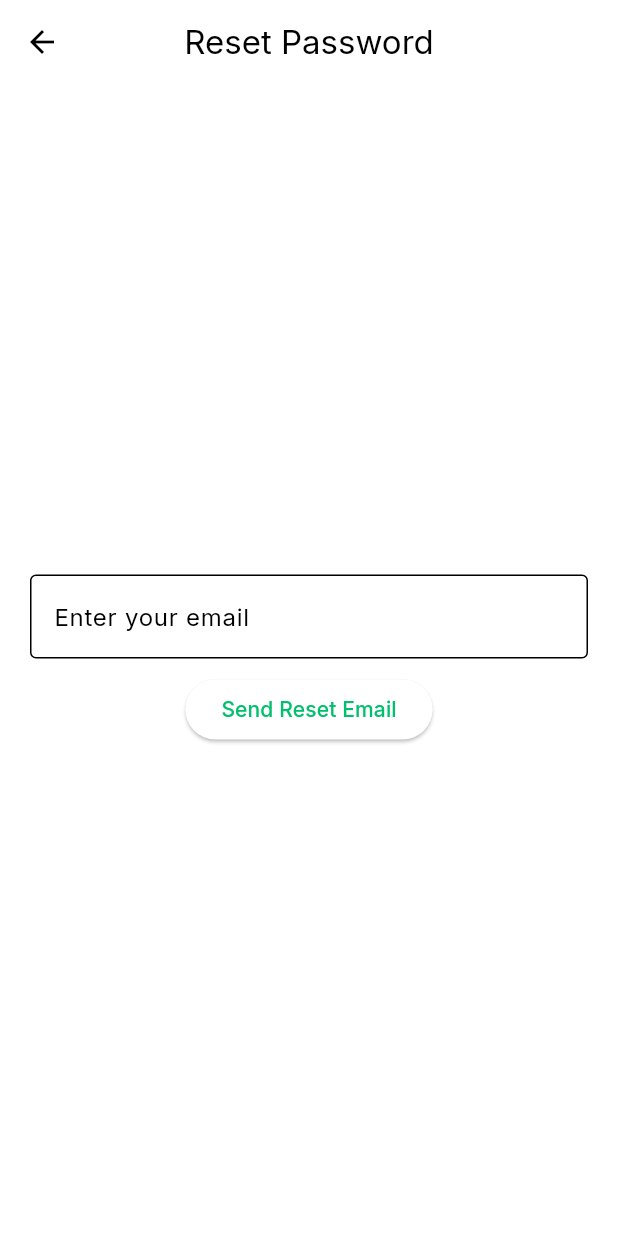
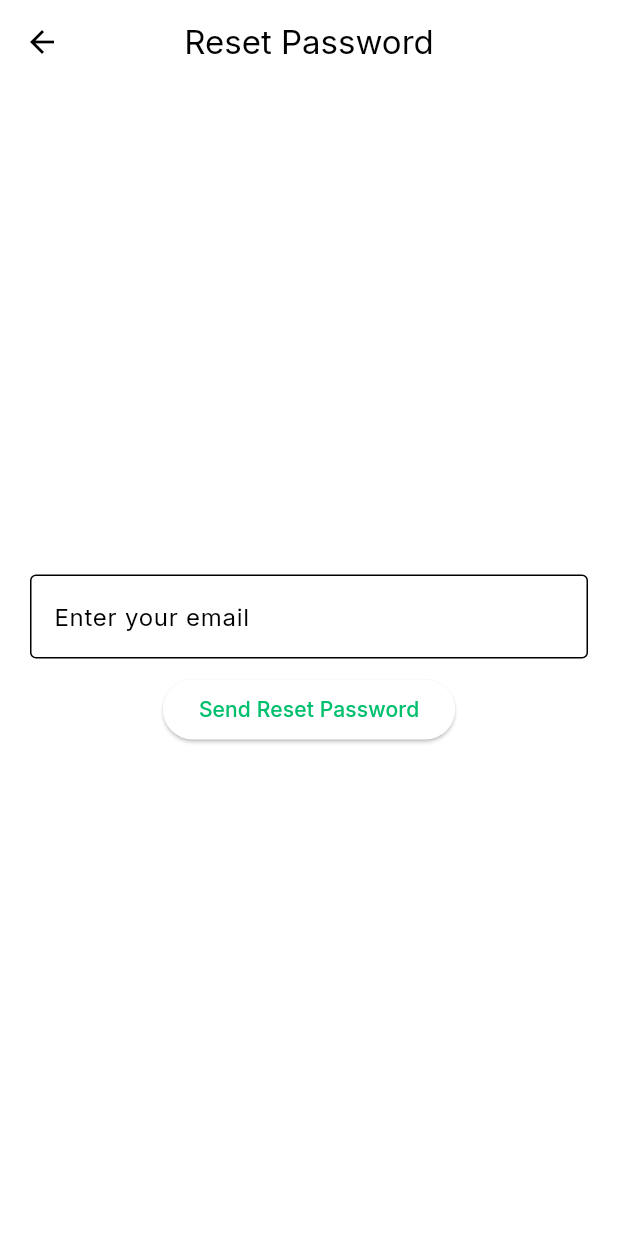
Before and after one commit to trung1609/2025_LTTBDD_N04_Nhom_VuMinhTrung, a Flutter app: the ForgotPassword screen opened directly, on a phone screen of 412 x 824 dp. Run offline on Flutter 3.47's test engine with Material 3 defaults, Android fonts, the phone set to English and light mode, and no system bars; our stand-ins replace firebase_auth, firebase_core, google_fonts; accounts and stored records are empty.

Commit message:
fix notification

```diff
--- a/lib/l10n/app_en.arb
+++ b/lib/l10n/app_en.arb
@@ -56,5 +56,31 @@
   "lastSeenRecently": "last seen recently",
   "lastSeenMinutesAgo": "last seen {count} minutes ago",
   "lastSeenHourAgo": "last seen {count} hour ago",
-  "lastSeenHoursAgo": "last seen {count} hours ago"
+  "lastSeenHoursAgo": "last seen {count} hours ago",
+  "password": "Password",
+  "resetPassword": "Reset Password",
+  "forgotPassWord": "Forgot Password?",
+  "dontHaveAccount": "Don't have an account? Sign up",
+  "alreadyHaveAccount": "Already have an account? Sign in",
+  "enterEmail": "Enter your email",
+  "sendResetEmail": "Send Reset Password",
+  "verifyMessage": "A verification email has been sent to your email address.\nPlease check your inbox and verify your email.",
+  "verified": "I have verified",
+  "resendEmail": "Resend Verification Email",
+  "verifiedEmail": "Verify Email",
+  "emailInvalid": "Please enter a valid email address",
+  "passwordTooShort": "Password must be at least 8 characters long",
+  "passwordMissingUppercase": "Password must contain at least one uppercase letter",
+  "passwordMissingLowercase": "Password must contain at least one lowercase letter",
+  "passwordMissingDigit": "Password must contain at least one number",
+  "passwordMissingSpecial": "Password must contain at least one special character",
+  "fillAllFields": "Please fill in all fields",
+  "emailInUse": "This email address is already in use",
+  "userNotFound": "No user found for that email",
+  "wrongPassword": "Wrong password provided for that user",
+  "loginFailed": "Login failed. Please check your credentials",
+  "somethingWentWrong": "Something went wrong, please try again",
+  "verificationEmailSent": "Verification email sent! Please check your email",
+  "resetEmailSent": "Password reset email sent! Check your inbox",
+  "resetEmailFailed": "Error sending reset email"
 }
--- a/lib/l10n/app_localization.dart
+++ b/lib/l10n/app_localization.dart
@@ -439,6 +439,162 @@ abstract class AppLocalizations {
   /// In en, this message translates to:
   /// **'last seen {count} hours ago'**
   String lastSeenHoursAgo(Object count);
+
+  /// No description provided for @password.
+  ///
+  /// In en, this message translates to:
+  /// **'Password'**
+  String get password;
+
+  /// No description provided for @resetPassword.
+  ///
+  /// In en, this message translates to:
+  /// **'Reset Password'**
+  String get resetPassword;
+
+  /// No description provided for @forgotPassWord.
+  ///
+  /// In en, this message translates to:
+  /// **'Forgot Password?'**
+  String get forgotPassWord;
+
+  /// No description provided for @dontHaveAccount.
+  ///
+  /// In en, this message translates to:
+  /// **'Don\'t have an account? Sign up'**
+  String get dontHaveAccount;
+
+  /// No description provided for @alreadyHaveAccount.
+  ///
+  /// In en, this message translates to:
+  /// **'Already have an account? Sign in'**
+  String get alreadyHaveAccount;
+
+  /// No description provided for @enterEmail.
+  ///
+  /// In en, this message translates to:
+  /// **'Enter your email'**
+  String get enterEmail;
+
+  /// No description provided for @sendResetEmail.
+  ///
+  /// In en, this message translates to:
+  /// **'Send Reset Password'**
+  String get sendResetEmail;
+
+  /// No description provided for @verifyMessage.
+  ///
+  /// In en, this message translates to:
+  /// **'A verification email has been sent to your email address.\nPlease check your inbox and verify your email.'**
+  String get verifyMessage;
+
+  /// No description provided for @verified.
+  ///
+  /// In en, this message translates to:
+  /// **'I have verified'**
+  String get verified;
+
+  /// No description provided for @resendEmail.
+  ///
+  /// In en, this message translates to:
+  /// **'Resend Verification Email'**
+  String get resendEmail;
+
+  /// No description provided for @verifiedEmail.
+  ///
+  /// In en, this message translates to:
+  /// **'Verify Email'**
+  String get verifiedEmail;
+
+  /// No description provided for @emailInvalid.
+  ///
+  /// In en, this message translates to:
+  /// **'Please enter a valid email address'**
+  String get emailInvalid;
+
+  /// No description provided for @passwordTooShort.
+  ///
+  /// In en, this message translates to:
+  /// **'Password must be at least 8 characters long'**
+  String get passwordTooShort;
+
+  /// No description provided for @passwordMissingUppercase.
+  ///
+  /// In en, this message translates to:
+  /// **'Password must contain at least one uppercase letter'**
+  String get passwordMissingUppercase;
+
+  /// No description provided for @passwordMissingLowercase.
+  ///
+  /// In en, this message translates to:
+  /// **'Password must contain at least one lowercase letter'**
+  String get passwordMissingLowercase;
+
+  /// No description provided for @passwordMissingDigit.
+  ///
+  /// In en, this message translates to:
+  /// **'Password must contain at least one number'**
+  String get passwordMissingDigit;
+
+  /// No description provided for @passwordMissingSpecial.
+  ///
+  /// In en, this message translates to:
+  /// **'Password must contain at least one special character'**
+  String get passwordMissingSpecial;
+
+  /// No description provided for @fillAllFields.
+  ///
+  /// In en, this message translates to:
+  /// **'Please fill in all fields'**
+  String get fillAllFields;
+
+  /// No description provided for @emailInUse.
+  ///
+  /// In en, this message translates to:
+  /// **'This email address is already in use'**
+  String get emailInUse;
+
+  /// No description provided for @userNotFound.
+  ///
+  /// In en, this message translates to:
+  /// **'No user found for that email'**
+  String get userNotFound;
+
+  /// No description provided for @wrongPassword.
+  ///
+  /// In en, this message translates to:
+  /// **'Wrong password provided for that user'**
+  String get wrongPassword;
+
+  /// No description provided for @loginFailed.
+  ///
+  /// In en, this message translates to:
+  /// **'Login failed. Please check your credentials'**
+  String get loginFailed;
+
+  /// No description provided for @somethingWentWrong.
+  ///
+  /// In en, this message translates to:
+  /// **'Something went wrong, please try again'**
+  String get somethingWentWrong;
+
+  /// No description provided for @verificationEmailSent.
+  ///
+  /// In en, this message translates to:
+  /// **'Verification email sent! Please check your email'**
+  String get verificationEmailSent;
+
+  /// No description provided for @resetEmailSent.
+  ///
+  /// In en, this message translates to:
+  /// **'Password reset email sent! Check your inbox'**
+  String get resetEmailSent;
+
+  /// No description provided for @resetEmailFailed.
+  ///
+  /// In en, this message translates to:
+  /// **'Error sending reset email'**
+  String get resetEmailFailed;
 }
 
 class _AppLocalizationsDelegate
--- a/lib/screen/auth/forgot_password.dart
+++ b/lib/screen/auth/forgot_password.dart
@@ -1,6 +1,8 @@
 import 'package:chat_app/constants.dart';
 import 'package:firebase_auth/firebase_auth.dart';
 import 'package:flutter/material.dart';
+
+import '../../l10n/app_localization.dart';
 
 class ForgotPassword extends StatefulWidget {
   const ForgotPassword({super.key});
@@ -41,8 +43,9 @@ class _ForgotPasswordState extends State<ForgotPassword> {
 
   @override
   Widget build(BuildContext context) {
+    final t = AppLocalizations.of(context)!;
     return Scaffold(
-      appBar: AppBar(centerTitle: true, title: Text("Reset Password")),
+      appBar: AppBar(centerTitle: true, title: Text(t.resetPassword)),
       body: Padding(
         padding: EdgeInsets.all(kDefaultPadding),
         child: Column(
@@ -51,7 +54,7 @@ class _ForgotPasswordState extends State<ForgotPassword> {
             TextField(
               controller: _emailController,
               decoration: InputDecoration(
-                labelText: "Enter your email",
+                labelText: t.enterEmail,
                 border: OutlineInputBorder(),
               ),
             ),
@@ -60,7 +63,7 @@ class _ForgotPasswordState extends State<ForgotPassword> {
                 ? CircularProgressIndicator()
                 : ElevatedButton(
                     onPressed: _resetPassword,
-                    child: Text("Send Reset Email"),
+                    child: Text(t.sendResetEmail),
                   ),
           ],
         ),
--- a/lib/screen/auth/verify_email.dart
+++ b/lib/screen/auth/verify_email.dart
@@ -2,6 +2,8 @@ import 'package:chat_app/constants.dart';
 import 'package:chat_app/screen/chats/chats_screen.dart';
 import 'package:firebase_auth/firebase_auth.dart';
 import 'package:flutter/material.dart';
+
+import '../../l10n/app_localization.dart';
 
 class VerifyEmail extends StatefulWidget {
   const VerifyEmail({super.key});
@@ -61,26 +63,27 @@ class _VerifyEmailState extends State<VerifyEmail> {
 
   @override
   Widget build(BuildContext context) {
+    final t = AppLocalizations.of(context)!;
     return Scaffold(
-      appBar: AppBar(centerTitle: true, title: Text("Verify Email")),
+      appBar: AppBar(centerTitle: true, title: Text(t.verifiedEmail)),
       body: Padding(
         padding: EdgeInsets.all(kDefaultPadding),
         child: Column(
           mainAxisAlignment: MainAxisAlignment.center,
           children: [
             Text(
-              "A verification email has been sent to your email address.\nPlease check your inbox and verify your email.",
+              t.verifyMessage,
               textAlign: TextAlign.center,
             ),
             const SizedBox(height: kDefaultPadding),
             ElevatedButton(
               onPressed: _checkEmailVerified,
-              child: Text("I have verified"),
+              child: Text(t.verified),
             ),
             const SizedBox(height: kDefaultPadding),
             ElevatedButton(
               onPressed: _resendVerificationEmail,
-              child: Text("Resend Verification Email"),
+              child: Text(t.resendEmail),
             ),
           ],
         ),
```
Also changed, not shown: lib/l10n/app_localization_en.dart (+84 -0 lines), lib/l10n/app_localization_vi.dart (+85 -0 lines), lib/l10n/app_vi.arb (+27 -1 lines), lib/screen/auth/login_screen.dart (+49 -26 lines), lib/screen/auth/sign_up.dart (+60 -29 lines), lib/screen/signin_or_signup/signin_or_signup_screen.dart (+1 -6 lines), 1 other file.
